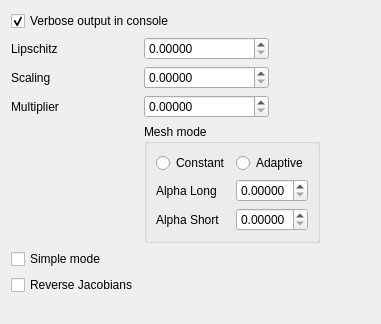
Qt form src/Interface/Modules/Fields/InterfaceWithCleaver2.ui (SCIInstitute/SCIRun) before a commit.
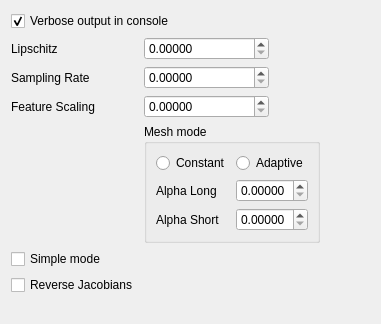
The same form after that commit.

Patch:
```diff
--- a/src/Interface/Modules/Fields/InterfaceWithCleaver2.ui
+++ b/src/Interface/Modules/Fields/InterfaceWithCleaver2.ui
@@ -59,7 +59,7 @@
    <item row="2" column="0">
     <widget class="QLabel" name="label_4">
      <property name="text">
-      <string>Scaling</string>
+      <string>Sampling Rate</string>
      </property>
     </widget>
    </item>
@@ -82,7 +82,7 @@
    <item row="3" column="0">
     <widget class="QLabel" name="label_5">
      <property name="text">
-      <string>Multiplier</string>
+      <string>Feature Scaling</string>
      </property>
     </widget>
    </item>
```
Left out of the diff: 4 changed lines with no effect on the pictures.
